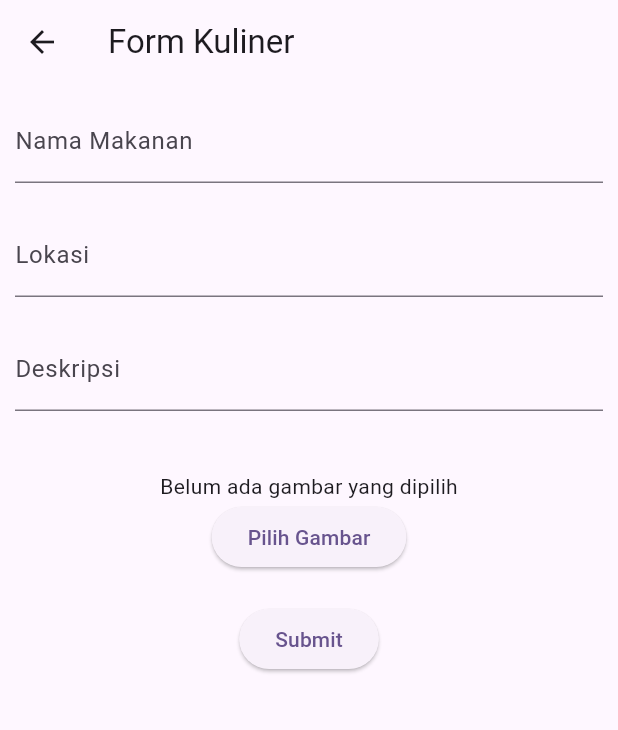
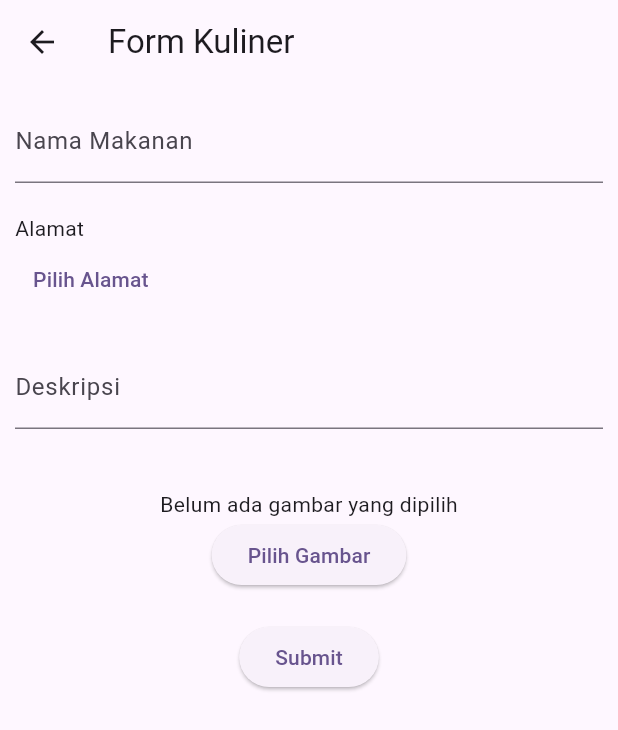
Before and after one commit to ardianmulya/UCP2_PAMLanjut_20210140019, a Flutter app: the FormKulinerScreen screen opened directly, on a phone screen of 412 x 824 dp. Shown: the top 730 px of the screen. Run offline on Flutter 3.47's test engine with Material 3 defaults, Android fonts, the light colour scheme and no system bars; our stand-ins replace image_picker.

Commit message:
merubah text field alamat menjadi google maps

```diff
--- a/lib/screen/form_kuliner_screen.dart
+++ b/lib/screen/form_kuliner_screen.dart
@@ -4,6 +4,7 @@ import 'package:flutter/material.dart';
 import 'package:image_picker/image_picker.dart';
 import 'package:ucp2_pam/controller/kuliner_controller.dart';
 import 'package:ucp2_pam/model/kuliner.dart';
+import 'package:ucp2_pam/screen/maps_screen.dart';
 
 class FormKulinerScreen extends StatefulWidget {
   const FormKulinerScreen({super.key});
@@ -65,23 +66,54 @@ class _FormKulinerScreenState extends State<FormKulinerScreen> {
                     ),
                   ),
                 ),
-                Container(
-                  margin: const EdgeInsets.all(10),
-                  width: double.infinity,
-                  child: TextFormField(
-                    validator: (value) {
-                      if (value == null || value.isEmpty) {
-                        return 'Lokasi tidak boleh kosong';
-                      }
-                      return null;
-                    },
-                    keyboardType: TextInputType.name,
-                    decoration: const InputDecoration(
-                      hintText: 'Masukkan Lokasi',
-                      labelText: 'Lokasi',
+                  Container(
+                    margin: const EdgeInsets.all(10),
+                    width: double.infinity,
+                    child: Column(
+                      crossAxisAlignment: CrossAxisAlignment.start,
+                      children: [
+                        _alamat == null
+                            ? const SizedBox(
+                                width: double.infinity,
+                                child: Text('Alamat'),
+                              )
+                            : Text('$_alamat'),
+                        _alamat == null
+                            ? TextButton(
+                                onPressed: () async {
+                                  Navigator.push(
+                                    context,
+                                    MaterialPageRoute(
+                                      builder: (context) => MapsScreen(
+                                        onLocationSelected: (selectedAddress) {
+                                          setState(() {
+                                            _alamat = selectedAddress;
+                                          });
+                                        },
+                                      ),
+                                    ),
+                                  );
+                                },
+                                child: const Text("Pilih Alamat"))
+                            : TextButton(
+                                onPressed: () async {
+                                  Navigator.push(
+                                    context,
+                                    MaterialPageRoute(
+                                      builder: (context) => MapsScreen(
+                                        onLocationSelected: (selectedAddress) {
+                                          setState(() {
+                                            _alamat = selectedAddress;
+                                          });
+                                        },
+                                      ),
+                                    ),
+                                  );
+                                },
+                                child: const Text('Ubah Alamat'))
+                      ],
                     ),
                   ),
-                ),
                 Container(
                   margin: const EdgeInsets.all(10),
                   width: double.infinity,
```
